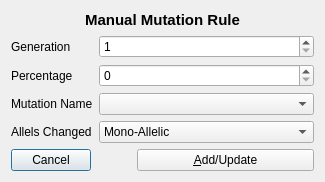
First picture: the form in src/dialogmanualmutation.ui, repository bernardohenz/esiCancer, before the edit.
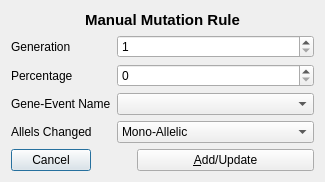
Second picture: the form after the edit.

Commit message: updating new version, genes and events are addressed, chain reaction, and bugs fixed

Diff of the .ui file:
```diff
--- a/src/dialogmanualmutation.ui
+++ b/src/dialogmanualmutation.ui
@@ -7,7 +7,7 @@
     <x>0</x>
     <y>0</y>
     <width>325</width>
-    <height>158</height>
+    <height>173</height>
    </rect>
   </property>
   <property name="windowTitle">
@@ -57,16 +57,6 @@
        </property>
       </widget>
      </item>
-     <item row="2" column="0">
-      <widget class="QLabel" name="label_4">
-       <property name="text">
-        <string>Mutation Name</string>
-       </property>
-      </widget>
-     </item>
-     <item row="2" column="1">
-      <widget class="QComboBox" name="comboBoxMutationName"/>
-     </item>
      <item row="1" column="1">
       <widget class="QSpinBox" name="spinMutationPercentage">
        <property name="maximum">
@@ -74,6 +64,16 @@
        </property>
       </widget>
      </item>
+     <item row="2" column="0">
+      <widget class="QLabel" name="label_4">
+       <property name="text">
+        <string>Gene-Event Name</string>
+       </property>
+      </widget>
+     </item>
+     <item row="2" column="1">
+      <widget class="QComboBox" name="comboBoxMutationFullName"/>
+     </item>
      <item row="3" column="0">
       <widget class="QLabel" name="label_5">
        <property name="text">
```
The commit also changes 18 other files.
